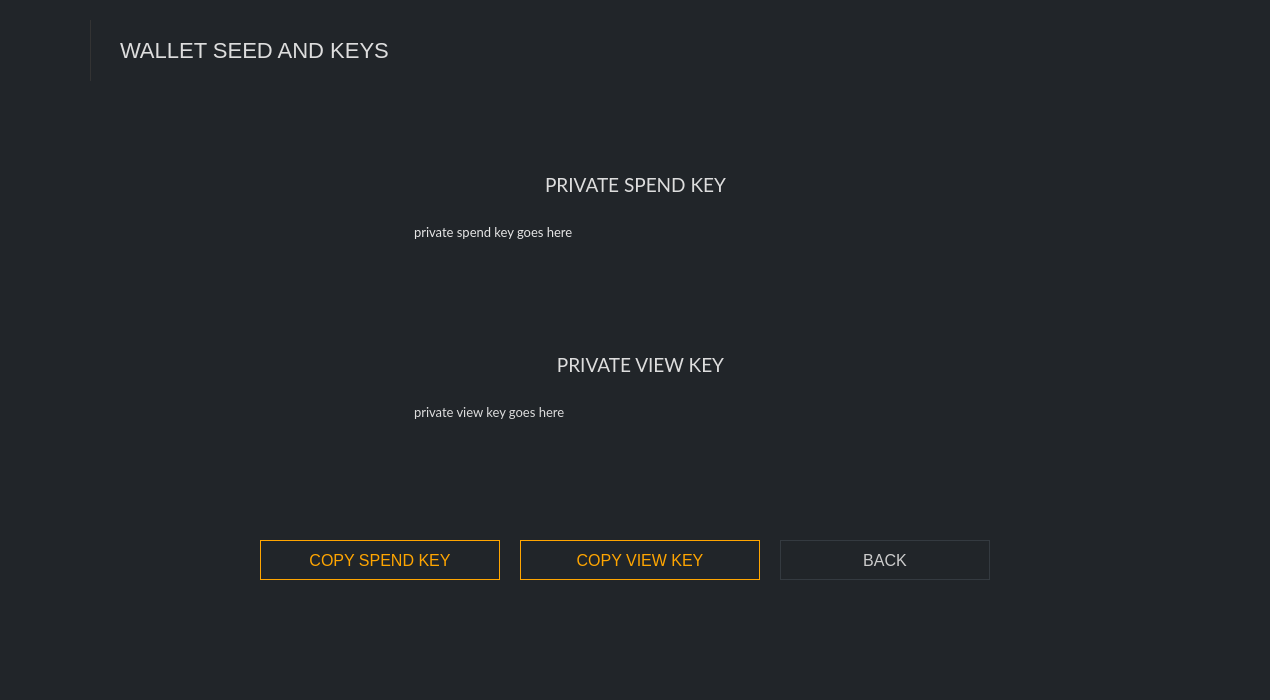
Above: src/gui/ui/receiveframe.ui from ConcealNetwork/conceal-desktop before the change. Below: the same form after it.
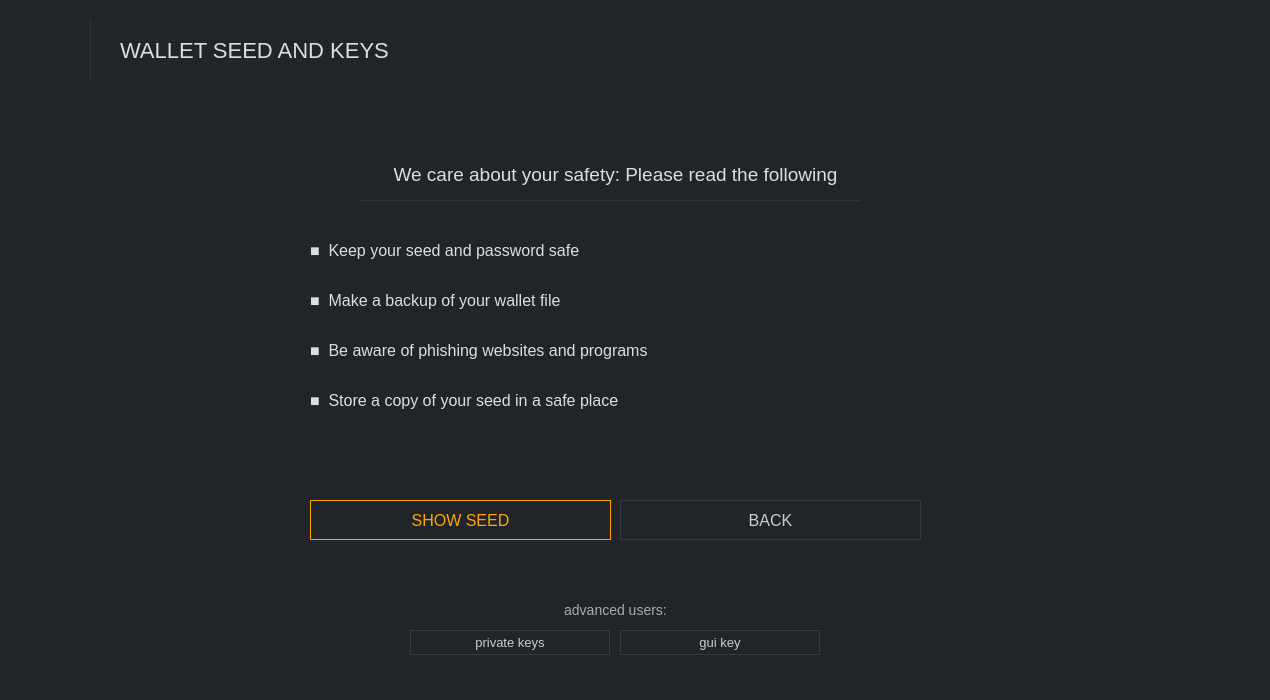
That is the form after the change. Icons and pictures are not drawn.

Commit message: Increase field sizes in Backup frame

```diff
--- a/src/gui/ui/receiveframe.ui
+++ b/src/gui/ui/receiveframe.ui
@@ -63,7 +63,7 @@
        <rect>
         <x>120</x>
         <y>40</y>
-        <width>331</width>
+        <width>831</width>
         <height>21</height>
        </rect>
       </property>
@@ -420,9 +420,9 @@
       <widget class="QLabel" name="label_3">
        <property name="geometry">
         <rect>
-         <x>410</x>
+         <x>280</x>
          <y>140</y>
-         <width>401</width>
+         <width>611</width>
          <height>20</height>
         </rect>
        </property>
@@ -441,9 +441,9 @@
       <widget class="QLabel" name="label_4">
        <property name="geometry">
         <rect>
-         <x>410</x>
+         <x>280</x>
          <y>190</y>
-         <width>401</width>
+         <width>611</width>
          <height>20</height>
         </rect>
        </property>
@@ -462,9 +462,9 @@
       <widget class="QLabel" name="label_8">
        <property name="geometry">
         <rect>
-         <x>410</x>
+         <x>280</x>
          <y>240</y>
-         <width>401</width>
+         <width>601</width>
          <height>20</height>
         </rect>
        </property>
@@ -483,9 +483,9 @@
       <widget class="QLabel" name="label_9">
        <property name="geometry">
         <rect>
-         <x>410</x>
+         <x>280</x>
          <y>290</y>
-         <width>401</width>
+         <width>611</width>
          <height>20</height>
         </rect>
        </property>
@@ -504,10 +504,10 @@
       <widget class="QLabel" name="label_10">
        <property name="geometry">
         <rect>
-         <x>330</x>
-         <y>70</y>
-         <width>501</width>
-         <height>20</height>
+         <x>280</x>
+         <y>59</y>
+         <width>611</width>
+         <height>31</height>
         </rect>
        </property>
        <property name="font">
@@ -528,9 +528,9 @@
       <widget class="QPushButton" name="m_showSeed">
        <property name="geometry">
         <rect>
-         <x>360</x>
+         <x>280</x>
          <y>400</y>
-         <width>210</width>
+         <width>301</width>
          <height>40</height>
         </rect>
        </property>
@@ -565,7 +565,7 @@
         <rect>
          <x>590</x>
          <y>400</y>
-         <width>210</width>
+         <width>301</width>
          <height>40</height>
         </rect>
        </property>
@@ -586,9 +586,9 @@
       <widget class="QPushButton" name="m_showPrivate">
        <property name="geometry">
         <rect>
-         <x>470</x>
+         <x>380</x>
          <y>530</y>
-         <width>100</width>
+         <width>200</width>
          <height>25</height>
         </rect>
        </property>
@@ -627,7 +627,7 @@
         <rect>
          <x>590</x>
          <y>530</y>
-         <width>100</width>
+         <width>200</width>
          <height>25</height>
         </rect>
        </property>
@@ -648,9 +648,9 @@
       <widget class="QLabel" name="label_12">
        <property name="geometry">
         <rect>
-         <x>460</x>
+         <x>380</x>
          <y>500</y>
-         <width>241</width>
+         <width>411</width>
          <height>20</height>
         </rect>
        </property>
@@ -843,8 +843,8 @@
      <zorder>logoLine</zorder>
      <zorder>guiKeyBox</zorder>
      <zorder>seedBox</zorder>
-     <zorder>introBox</zorder>
      <zorder>privateKeyBox</zorder>
+     <zorder>introBox</zorder>
     </widget>
    </item>
   </layout>
```
